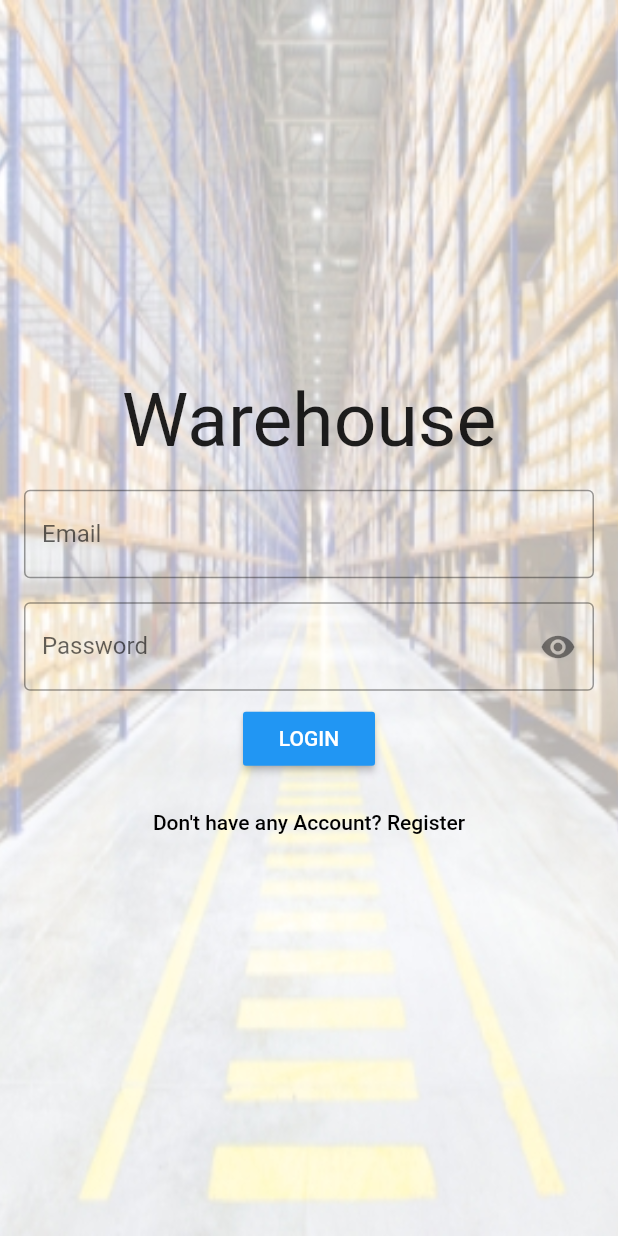
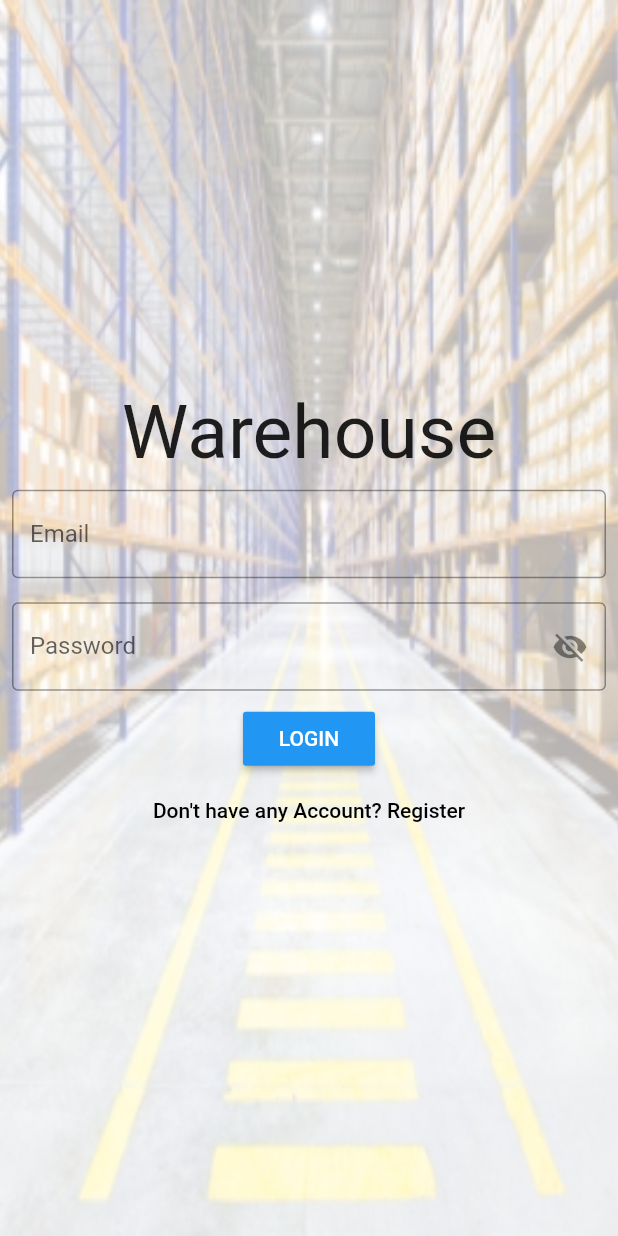
Before and after one commit to MarcoKeegan/warehouse_application, a Flutter app: the screen it shows after launch, after a tap on "LOGIN", on a phone screen of 412 x 824 dp. Run offline on Flutter 3.47's test engine with Material 2 defaults, Android fonts, the phone set to English and light mode, and no system bars; drawn by our look-alikes of flutter_form_builder; our stand-ins replace bloc, equatable, firebase_auth, firebase_core, flutter_bloc; accounts and stored records are empty.

Commit message:
update login

```diff
--- a/lib/app.dart
+++ b/lib/app.dart
@@ -1,24 +1,103 @@
-import 'package:colorful_safe_area/colorful_safe_area.dart';
 import 'package:firebase_auth/firebase_auth.dart';
 import 'package:flutter/cupertino.dart';
 import 'package:flutter/material.dart';
-import 'package:warehouse_application/route_manager.dart';
+import 'package:flutter_bloc/flutter_bloc.dart';
+import 'package:warehouse_application/blocs/authentication_bloc/authentication_bloc.dart';
+import 'package:warehouse_application/repo/repositories/firebaseAPI_repository.dart';
+import 'package:warehouse_application/views/addProduct_Page.dart';
+import 'package:warehouse_application/views/addStock_Page.dart';
+import 'package:warehouse_application/views/dashboardManager.dart';
+import 'package:warehouse_application/views/detailStock_Page.dart';
+import 'package:warehouse_application/views/listViewStock_Page.dart';
+import 'package:warehouse_application/views/loginPage.dart';
+import 'package:warehouse_application/views/preViewStock_Page.dart';
+import 'package:warehouse_application/views/purchasing_page.dart';
+import 'package:warehouse_application/views/regisPage.dart';
+import 'package:warehouse_application/views/stock_Page.dart';
+import 'package:warehouse_application/views/userPage.dart';
+import 'package:warehouse_application/views/warehouse_Page.dart';
 
- class App extends StatelessWidget {
-  App({Key? key}) : super(key: key);
+class App extends StatefulWidget {
+  App({Key? key, required FirebaseRepository firebaseAuth})
+      : _firebaseAuthRepo = firebaseAuth,
+        super(key: key);
+
+  final FirebaseRepository _firebaseAuthRepo;
+
+   @override
+  _AppState createState() => _AppState();
+ }
+
+class _AppState extends State<App> {
+  late AuthenticationBloc _authBloc;
+
+  final GlobalKey<NavigatorState> _navigatorKey = GlobalKey();
+
+  NavigatorState? get _navigator => _navigatorKey.currentState;
+
+  @override
+  void initState() {
+    _authBloc = AuthenticationBloc(firebaseAuth: widget._firebaseAuthRepo);
+    super.initState();
+  }
 
   @override
   Widget build(BuildContext context) {
     return MaterialApp(
-      debugShowCheckedModeBanner: false,
+      navigatorKey: _navigatorKey,
+      builder: (context, child) => BlocProvider(
+        create: (context) => _authBloc,
+        child: BlocListener<AuthenticationBloc, AuthenticationState>(
+          listener: (context, state) {
+            if (state.status == AuthenticationStatus.Authenticated) {
+              _navigator?.pushReplacementNamed('/dashM');
+            } else if (state.status == AuthenticationStatus.Unauthenticated) {
+              _navigator?.pushReplacementNamed('/login');
+            }
+          },
+          child: child,
+        ),
+      ),
       initialRoute: FirebaseAuth.instance.currentUser == null? '/login': '/dashM',
-      builder: (context, child) {
-        return ColorfulSafeArea(
-          color: Colors.white,
-          child: child ?? DefaultNoInitialRoutePage(),
-        );
+      onGenerateRoute: (RouteSettings settings) {
+        switch(settings.name) {
+          case '/login':
+          return MaterialPageRoute(builder: (context) => LoginPage(
+            firebaseAuthRepo: widget._firebaseAuthRepo,
+          ));
+          case'/dashM':
+            return MaterialPageRoute(builder: (context) => DashManagerPage());
+          case '/regis':
+            return MaterialPageRoute(builder: (context) => RegisPage());
+          case '/userPage':
+            return MaterialPageRoute(builder: (context) => UserPage());
+          case '/warePage':
+            return MaterialPageRoute(builder: (context) => WarehousePage());
+          case '/stockPage':
+            return MaterialPageRoute(builder: (context) => StockPage());
+          case '/purchPage':
+            return MaterialPageRoute(builder: (context) => PurchPage());
+          case '/prePage':
+            return MaterialPageRoute(builder: (context) => PreViewStockPage());
+          case '/addStckPage':
+            return MaterialPageRoute(builder: (context) => AddProductPage());
+          case '/viewListStckPage':
+            return MaterialPageRoute(builder: (context) => ListStockPage());
+          case '/detailStockPage':
+            return MaterialPageRoute(builder: (context) => DetailStockPage());
+          case '/addStockPage':
+            return MaterialPageRoute(builder: (context) => AddStockPage());
+        }
       },
-      onGenerateRoute: RouteManager.generateRoute,
+      // debugShowCheckedModeBanner: false,
+      // initialRoute: FirebaseAuth.instance.currentUser == null? '/login': '/dashM',
+      // builder: (context, child) {
+      //   return ColorfulSafeArea(
+      //     color: Colors.white,
+      //     child: child ?? DefaultNoInitialRoutePage(),
+      //   );
+      // },
+      // onGenerateRoute: RouteManager.generateRoute,
     );
   }
 }
--- /dev/null
+++ b/lib/blocs/authentication_bloc/authentication_bloc.dart
@@ -0,0 +1,48 @@
+import 'dart:async';
+
+import 'package:bloc/bloc.dart';
+import 'package:equatable/equatable.dart';
+import 'package:warehouse_application/models/firebaseUser_models.dart';
+import 'package:warehouse_application/repo/repositories/firebaseAPI_repository.dart';
+
+part 'authentication_event.dart';
+part 'authentication_state.dart';
+
+class AuthenticationBloc
+    extends Bloc<AuthenticationEvent, AuthenticationState> {
+  AuthenticationBloc({required FirebaseRepository firebaseAuth})
+      : _firebaseAuthRepo = firebaseAuth,
+        super(AuthenticationState.unknown()) {
+    _streamSubscription = _firebaseAuthRepo.user.listen((FirebaseUser user) {
+      add(AuthenticationStateChanged(user: user));
+    });
+  }
+
+  StreamSubscription<FirebaseUser>? _streamSubscription;
+  FirebaseRepository _firebaseAuthRepo;
+
+  @override
+  Future<void> close() {
+    _streamSubscription?.cancel();
+    return super.close();
+  }
+
+  @override
+  Stream<AuthenticationState> mapEventToState(
+    AuthenticationEvent event,
+  ) async* {
+    if (event is AuthenticationStateChanged) {
+      yield _mapEventToAuthenticationState(event);
+    } else if (event is LogoutRequested) {
+      await _firebaseAuthRepo.logout();
+    }
+  }
+  AuthenticationState _mapEventToAuthenticationState(
+      AuthenticationStateChanged event) {
+    if (event.user == FirebaseUser.empty) {
+      return AuthenticationState.unauthenticated();
+    } else {
+      return AuthenticationState.authenticated(event.user);
+    }
+  }
+}
--- /dev/null
+++ b/lib/blocs/authentication_bloc/authentication_event.dart
@@ -0,0 +1,19 @@
+part of 'authentication_bloc.dart';
+
+abstract class AuthenticationEvent extends Equatable {
+  const AuthenticationEvent();
+
+  @override
+  List<Object> get props => [];
+}
+
+class AuthenticationStateChanged extends AuthenticationEvent {
+  final FirebaseUser user;
+
+  AuthenticationStateChanged({required this.user});
+
+  @override
+  List<Object> get props => [user];
+}
+
+class LogoutRequested extends AuthenticationEvent {}
--- /dev/null
+++ b/lib/blocs/authentication_bloc/authentication_state.dart
@@ -0,0 +1,31 @@
+part of 'authentication_bloc.dart';
+
+enum AuthenticationStatus {
+  Unauthenticated,
+  Authenticated,
+  Unknown,
+}
+
+class AuthenticationState extends Equatable {
+  const AuthenticationState._({
+    this.user = FirebaseUser.empty,
+    this.status = AuthenticationStatus.Unknown,
+  });
+
+  const AuthenticationState.unknown() : this._();
+
+  const AuthenticationState.unauthenticated()
+      : this._(status: AuthenticationStatus.Unauthenticated);
+
+  const AuthenticationState.authenticated(FirebaseUser user)
+      : this._(user: user, status: AuthenticationStatus.Authenticated);
+
+  final FirebaseUser user;
+  final AuthenticationStatus status;
+
+  @override
+  List<Object> get props => [
+        user,
+        status,
+      ];
+}
--- a/lib/blocs/login_bloc/login_bloc.dart
+++ b/lib/blocs/login_bloc/login_bloc.dart
@@ -8,9 +8,11 @@ part 'login_event.dart';
 part 'login_state.dart';
 
 class LoginBloc extends Bloc<LoginEvent, LoginState> {
-  LoginBloc({required this.firebaseAuthRepo}) : super(LoginInitial());
+  LoginBloc({required FirebaseRepository firebaseAuth})
+      : _firebaseAuthRepo = firebaseAuth,
+        super(LoginInitial());
 
-  final FirebaseRepository firebaseAuthRepo;
+  final FirebaseRepository _firebaseAuthRepo;
 
   @override
   Stream<LoginState> mapEventToState(
@@ -19,7 +21,7 @@ class LoginBloc extends Bloc<LoginEvent, LoginState> {
     if (event is Login) {
       yield LoginLoading();
       try {
-        await firebaseAuthRepo.loginWithEmailandPass(
+        await _firebaseAuthRepo.loginWithCredentials(
           email: event.email,
           password: event.password,
         );
--- a/lib/blocs/login_bloc/login_event.dart
+++ b/lib/blocs/login_bloc/login_event.dart
@@ -7,16 +7,9 @@ abstract class LoginEvent extends Equatable {
   List<Object> get props => [];
 }
 
-// class AppStarted extends LoginEvent {}
-
 class Login extends LoginEvent {
   final String email;
   final String password;
 
   Login({required  this.email, required this.password});
-
-  @override
-  List<Object> get props => [email, password];
 }
-
-class LoggedOut extends LoginEvent {}
--- a/lib/blocs/login_bloc/login_state.dart
+++ b/lib/blocs/login_bloc/login_state.dart
@@ -13,12 +13,4 @@ class LoginFailed extends LoginState {}
 
 class LoginLoading extends LoginState {}
 
-class LoginDone extends LoginState {
-  // final String email;
-  // final String password;
-
-  // LoginDone({required this.email, required this.password});
-
-  // @override
-  // List<Object> get props => [email, password];
-}
+class LoginDone extends LoginState {}
--- a/lib/main.dart
+++ b/lib/main.dart
@@ -3,11 +3,18 @@ import 'package:flutter/material.dart';
 import 'package:flutter_bloc/flutter_bloc.dart';
 import 'package:warehouse_application/app.dart';
 import 'package:warehouse_application/bloc_observer.dart';
+import 'package:warehouse_application/repo/repositories/firebaseAPI_repository.dart';
+
 
 void main() async {
+  // await Firebase.initializeApp();
+  // Bloc.observer = CustomBlocObserver();
+  // final FirebaseRepository _firebaseAuthRepo = FirebaseRepository();
+  // runApp(App(firebaseAuth: _firebaseAuthRepo));
+
   WidgetsFlutterBinding.ensureInitialized();
-  //setupServices();
   Bloc.observer = CustomBlocObserver();
   await Firebase.initializeApp();
-  runApp(App());
+  final FirebaseRepository _firebaseAuthRepo = FirebaseRepository();
+  runApp(App(firebaseAuth: _firebaseAuthRepo));
 }
--- /dev/null
+++ b/lib/models/firebaseUser_models.dart
@@ -0,0 +1,9 @@
+class FirebaseUser {
+  final String uid;
+  final String? name;
+  final String? email;
+
+  const FirebaseUser({required this.uid, this.name, this.email});
+
+  static const empty = FirebaseUser(email: '', uid: '', name: null);
+}
--- a/lib/repo/repositories/firebaseAPI_repository.dart
+++ b/lib/repo/repositories/firebaseAPI_repository.dart
@@ -1,46 +1,43 @@
+import 'dart:convert';
 
+import 'package:crypto/crypto.dart';
 import 'package:firebase_auth/firebase_auth.dart';
+import 'package:warehouse_application/models/firebaseUser_models.dart';
 
 class  FirebaseRepository {
-  FirebaseAuth auth = FirebaseAuth.instance;
+  FirebaseRepository({FirebaseAuth? firebaseAuth})
+      : _firebaseAuth = firebaseAuth ?? FirebaseAuth.instance;
 
-  Future<String> loginWithEmailandPass({String? email, String? password}) async {
+  final FirebaseAuth _firebaseAuth;
+
+  Stream<FirebaseUser> get user => _firebaseAuth
+      .authStateChanges()
+      .map((user) => user != null ? user.toUser : FirebaseUser.empty);
+
+  Future<void> loginWithCredentials(
+      {required String email, required String password}) async {
+    // final String encryptedPassword =
+    //     sha256.convert(utf8.encode(password)).toString();
+
     try {
-      await auth.signInWithEmailAndPassword(
-        email: email!,
-        password: password!,
-      );
-      return 'text';
-    } on FirebaseAuthException catch (e) {
-      if (e.code == 'user-not-found') {
-        print('No user found for that email.');
-      } else if (e.code == 'wrong-password') {
-        print('Wrong password provided for that user.');
-      }
+      _firebaseAuth.signInWithEmailAndPassword(
+          email: email, password: password);
+    } catch (e) {
+      throw Exception(e);
     }
-    throw Exception();
   }
 
-  // Future<String> regisEmailandPass(String email, String password) async {
-  //   try {
-  //     await auth.createUserWithEmailAndPassword(
-  //       email: email,
-  //       password: password
-  //     );
-  //     return 'text';
-  //   } on FirebaseAuthException catch (e) {
-  //     if (e.code == 'weak-password') {
-  //       print('The password provided is too weak.');
-  //     } else if (e.code == 'email-already-in-use') {
-  //       print('The account already exists for that email.');
-  //     }
-  //   } catch (e) {
-  //     print(e);
-  //   }
-  //   throw Exception();
-  // }
-
-  void signOut () {
-    auth.signOut();
+  Future<void> logout() async {
+    try {
+      await _firebaseAuth.signOut();
+    } catch (e) {
+      throw Exception(e);
+    }
   }
 }
+
+extension on User {
+  FirebaseUser get toUser {
+    return FirebaseUser(uid: uid, name: displayName, email: email);
+  }
+}
--- a/lib/route_manager.dart
+++ b/lib/route_manager.dart
@@ -15,31 +15,30 @@ import 'package:warehouse_application/views/warehouse_Page.dart';
 class RouteManager {
   static Route<dynamic> generateRoute(RouteSettings settings) {
     switch (settings.name) {
-      case '/regis':
-        return MaterialPageRoute(builder: (context) => RegisPage());
-      case '/login':
-        return MaterialPageRoute(builder: (context) => LoginPage());
-      case '/dashM':
-        return MaterialPageRoute(builder: (context) => DashManagerPage());
-      case '/userPage':
-        return MaterialPageRoute(builder: (context) => UserPage());
-      case '/warePage':
-        return MaterialPageRoute(builder: (context) => WarehousePage());
-      case '/stockPage':
-        return MaterialPageRoute(builder: (context) => StockPage());
-      case '/purchPage':
-        return MaterialPageRoute(builder: (context) => PurchPage());
-      case '/prePage':
-        return MaterialPageRoute(builder: (context) => PreViewStockPage());
-      case '/addStckPage':
-        return MaterialPageRoute(builder: (context) => AddProductPage());
-      case '/viewListStckPage':
-        return MaterialPageRoute(builder: (context) => ListStockPage());
-      case '/detailStockPage':
-        return MaterialPageRoute(builder: (context) => DetailStockPage());
-      case '/addStockPage':
-        return MaterialPageRoute(builder: (context) => AddStockPage());
-
+      // case '/regis':
+      //   return MaterialPageRoute(builder: (context) => RegisPage());
+      // case '/login':
+      //   return MaterialPageRoute(builder: (context) => LoginPage());
+      // case '/dashM':
+      //   return MaterialPageRoute(builder: (context) => DashManagerPage());
+      // case '/userPage':
+      //   return MaterialPageRoute(builder: (context) => UserPage());
+      // case '/warePage':
+      //   return MaterialPageRoute(builder: (context) => WarehousePage());
+      // case '/stockPage':
+      //   return MaterialPageRoute(builder: (context) => StockPage());
+      // case '/purchPage':
+      //   return MaterialPageRoute(builder: (context) => PurchPage());
+      // case '/prePage':
+      //   return MaterialPageRoute(builder: (context) => PreViewStockPage());
+      // case '/addStckPage':
+      //   return MaterialPageRoute(builder: (context) => AddProductPage());
+      // case '/viewListStckPage':
+      //   return MaterialPageRoute(builder: (context) => ListStockPage());
+      // case '/detailStockPage':
+      //   return MaterialPageRoute(builder: (context) => DetailStockPage());
+      // case '/addStockPage':
+      //   return MaterialPageRoute(builder: (context) => AddStockPage());
       default:
         return MaterialPageRoute(
           builder: (context) => _DefaultErrorRoutePage(settings: settings));
--- a/lib/views/dashboardManager.dart
+++ b/lib/views/dashboardManager.dart
@@ -148,7 +148,7 @@ class DashManagerPage extends StatelessWidget {
               alignment: Alignment.bottomCenter,
               child: IconButton(
                 onPressed: () {
-                  loginRepository.signOut(); Navigator.of(context).pushReplacementNamed('/login');
+                  loginRepository.logout(); Navigator.of(context).pushReplacementNamed('/login');
                 },
                 icon:Icon(Icons.logout, color: Colors.black,)
               ),
--- a/lib/views/loginPage.dart
+++ b/lib/views/loginPage.dart
@@ -1,49 +1,39 @@
-// import 'dart:js';
-
 import 'package:flutter/material.dart';
 
-// import 'package:firebase_core/firebase_core.dart';
 import 'package:flutter_bloc/flutter_bloc.dart';
 import 'package:flutter_form_builder/flutter_form_builder.dart';
 import 'package:warehouse_application/blocs/login_bloc/login_bloc.dart';
 import 'package:warehouse_application/repo/repositories/firebaseAPI_repository.dart';
 
-// void main() async {
-//    await Firebase.initializeApp();
-//   runApp(new MaterialApp(home: new LoginPage()));
-// }
+class LoginPage extends StatefulWidget {
+  LoginPage({Key? key, required FirebaseRepository firebaseAuthRepo})
+      : _firebaseAuthRepo = firebaseAuthRepo,
+        super(key: key);
 
-class LoginPage extends StatefulWidget {
+  final FirebaseRepository _firebaseAuthRepo;
+
   @override
   _LoginPage createState() => _LoginPage();
 }
 
 class _LoginPage extends State<LoginPage> {
-  final GlobalKey<FormState> _formKey = GlobalKey();
+  final GlobalKey<FormBuilderState> _formKey = GlobalKey();
 
-  Map<String, String> _authData = {
-    'roleId': '',
-    'name': '',
-    'email': '',
-    'password': '',
-  };
+  // bool autoValidate = true;
+  late bool isPasswordShown;
+  late LoginBloc _loginBloc;
 
-  Future _submit() async {
-    if (!_formKey.currentState!.validate()) {
-      return;
-    }
-    _formKey.currentState!.save();
+  @override
+  void initState() {
+    isPasswordShown = false;
+    _loginBloc = LoginBloc(firebaseAuth: widget._firebaseAuthRepo);
+    super.initState();
   }
-
-  FirebaseRepository loginRepository = FirebaseRepository();
-  bool _hasBeenPressed = false;
-  bool _obscureText = true;
 
   @override
   Widget build(BuildContext context) {
     return Scaffold(
-      body: FormBuilder(
-      child: Stack(
+      body: Stack(
         children: [
           Container(
             constraints: BoxConstraints.expand(),
@@ -53,23 +43,26 @@ class _LoginPage extends State<LoginPage> {
               )
             ),
 
-            child: BlocProvider(create: (context) => LoginBloc(firebaseAuthRepo: loginRepository),
+            child: BlocProvider(create: (context) => _loginBloc,
               child: Builder(
                 builder: (context) => Column(
                 children: [
                   Spacer(flex: 1),
                   Text('Warehouse', style: TextStyle(fontSize: 50),),
-                  // FormBuilder(
-                  //   key: _formKey,
-                     Column(
+                  // Spacer(flex: 1),
+                  FormBuilder(
+                    key: _formKey,
+                     child: Column(
                       mainAxisSize: MainAxisSize.min,
 
                       children: [
-                        _loginForm(),
-                        _showRegisButton(),
+                        _emailField(context),
+                        _passField(context),
+                        _loginButton(),
+                        _showRegisButton(context),
                       ],
                     ),
-                  // ),
+                  ),
                   Spacer(flex: 1,),
                 ],
             ),
@@ -78,114 +71,118 @@ class _LoginPage extends State<LoginPage> {
           )
         ],
       )
-    )
     );
   }
 
-  Widget _loginForm() {
-    return BlocListener<LoginBloc, LoginState>(
-      listener: (context, state) {
-        if (state is LoginFailed) {
-          print('Login Failed!');
-        }
-      },
-      child: Column(
-        // key: _formKey,
-        children:[
-          Padding(
-          padding: EdgeInsets.all(8.0),
-          child: Column(
-            mainAxisAlignment: MainAxisAlignment.center,
-            children: [
-              _emailField(),
-              _passField(),
-              _loginButton(),
-            ],
-          ),
-        ),
-        ]
-      )
-    );
-  }
+  // Widget _loginForm() {
+  //   return BlocListener<LoginBloc, LoginState>(
+  //     listener: (context, state) {
+  //       if (state is LoginFailed) {
+  //         print('Login Failed!');
+  //       }
+  //     },
+  //     child: Column(
+  //       children:[
+  //         Padding(
+  //         padding: EdgeInsets.all(8.0),
+  //         child: Column(
+  //           mainAxisAlignment: MainAxisAlignment.center,
+  //           children: [
+  //             _emailField(),
+  //             _passField(),
+  //             _loginButton(),
+  //           ],
+  //         ),
+  //       ),
+  //       ]
+  //     )
+  //   );
+  // }
 
-  Widget _emailField() {
-  return BlocBuilder<LoginBloc, LoginState>(
-    builder: (context, state) {
+  Widget _emailField(BuildContext context) {
+  // return BlocBuilder<LoginBloc, LoginState>(
+  //   builder: (context, state) {
       return Padding(
         padding: EdgeInsets.all(8.0),
         child: FormBuilderTextField(
-        // controller: email,
         name: 'email',
         decoration: InputDecoration(border: OutlineInputBorder(), labelText: 'Email',),
-        validator: (value) {
-            if (value!.isEmpty || value.contains('@')) {
-              return 'Invalid Email!';
-            }
-          },
+        textInputAction: TextInputAction.next,
+        validator: FormBuilderValidators.compose([
+          FormBuilderValidators.email(context),
+          FormBuilderValidators.required(context),
+        ]),
+        // validator: (value) {
+        //     if (value!.isEmpty || value.contains('@')) {
+        //       return 'Invalid Email!';
+        //     }
+        //   },
           // onSaved: (value) {
           //   _authData['email'] = value!;
           // },
         ),
       );
-    }
-  );
+  //   }
+  // );
 }
 
-Widget _passField() {
-  return BlocBuilder<LoginBloc, LoginState>(
-    builder: (context, state) {
+Widget _passField(BuildContext context) {
+  // return BlocBuilder<LoginBloc, LoginState>(
+  //   builder: (context, state) {
       return Padding(
         padding: EdgeInsets.all(8.0),
         child: FormBuilderTextField(
         name: 'password',
-        obscureText: _obscureText,
+        // obscureText: _obscureText,
+        obscureText: !isPasswordShown,
         decoration: InputDecoration(
           border: OutlineInputBorder(),
           labelText: 'Password',
           suffixIcon: IconButton(
             icon: Icon(
-              _obscureText ? Icons.visibility : Icons.visibility_off),
+              isPasswordShown ? Icons.visibility : Icons.visibility_off),
               onPressed: () {
                 setState(() {
-                  _obscureText = !_obscureText;
+                  isPasswordShown = !isPasswordShown;
                 });
               },
             )),
-            validator: (value) {
-                if (value!.isEmpty || value.length < 5) {
-                  return 'Password Too Short!';
-                }
-              },
-        // onSaved: (value) {
-        //   _authData['password'] = value!;
-        // },
+            // validator: (value) {
+            //     if (value!.isEmpty || value.length < 5) {
+            //       return 'Password Too Short!';
+            //     }
+            //   },
+            validator: FormBuilderValidators.compose([
+              FormBuilderValidators.minLength(context, 5),
+              FormBuilderValidators.required(context),
+            ]),
           )
       );
-    }
-  );
+  //   }
+  // );
 }
 
 Widget _loginButton() {
-  return BlocBuilder<LoginBloc, LoginState>(
-    builder: (context, state) {
+  // return BlocBuilder<LoginBloc, LoginState>(
+  //   builder: (context, state) {
       return RaisedButton(
         child: Text("LOGIN", style: TextStyle(color: Colors.white),),
         color: Colors.blue,
         onPressed: () {
-          if (_formKey.currentState!.validate()) {
-            Navigator.of(context).pushReplacementNamed('/dashM');
-          } else {
-            print('Email or Password is invalid');
+          if (_formKey.currentState!.saveAndValidate()) {
+            _loginBloc.add(Login(
+              email: _formKey.currentState!.value['email'],
+              password: _formKey.currentState!.value['password']));
           }
         },
       );
-    }
-  );
+  //   }
+  // );
 }
 
-Widget _showRegisButton() {
-  return BlocBuilder<LoginBloc, LoginState>(
-    builder: (context, state) {
+Widget _showRegisButton(BuildContext context) {
+  // return BlocBuilder<LoginBloc, LoginState>(
+  //   builder: (context, state) {
       return Center(
         child: FlatButton(
           child: Text("Don't have any Account? Register", style: TextStyle(color: Colors.black),),
@@ -194,8 +191,8 @@ Widget _showRegisButton() {
           }
         ),
       );
-    },
-  );
+  //   },
+  // );
 }
 
 
--- a/lib/views/userPage.dart
+++ b/lib/views/userPage.dart
@@ -29,7 +29,7 @@ class UserPage extends StatelessWidget {
             Text("User Page", style: TextStyle(fontSize: 30, fontStyle: FontStyle.italic, color: Colors.black)),
             Spacer(flex: 1,),
 
-            IconButton(onPressed: () {loginRepository.signOut(); Navigator.of(context).pushReplacementNamed('/login');}, icon:Icon(Icons.logout, color: Colors.black,)),
+            IconButton(onPressed: () {loginRepository.logout(); Navigator.of(context).pushReplacementNamed('/login');}, icon:Icon(Icons.logout, color: Colors.black,)),
             Spacer(flex: 3), // it will take 2/6 spaces
           ],
         ),
--- a/pubspec.yaml
+++ b/pubspec.yaml
@@ -31,6 +31,7 @@ dependencies:
   colorful_safe_area: ^0.3.0
   cloud_firestore: ^2.3.0
   flutter_form_builder: ^6.0.1
+  crypto: ^3.0.1
 
   firebase_core: ^1.3.0
   firebase_auth: ^1.4.1
```
Also changed, not shown: lib/views/regisPage.dart (+1 -28 lines), pubspec.lock, 1 other file.
